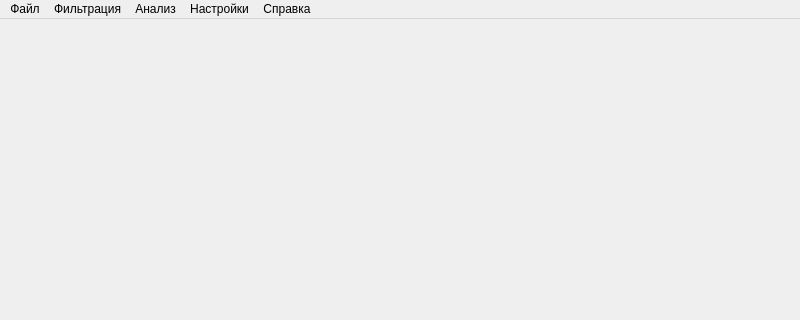
Before: the Qt Designer form ui/AnalyzerMainWindow.ui in FroggyKwa/SignalAnalyzer, drawn with Qt 5; both pictures show x 0 to 800 and y 0 to 320 of the 800 by 600 pixel window.
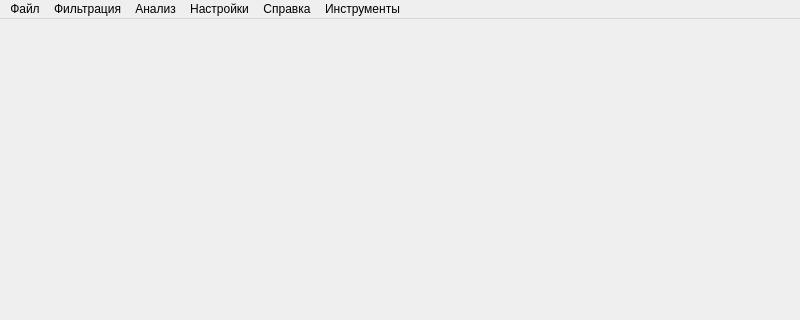
After: the same form once the commit is applied.

Commit message: fragment by context menu

The edit to the form file:
```diff
--- a/ui/AnalyzerMainWindow.ui
+++ b/ui/AnalyzerMainWindow.ui
@@ -82,11 +82,17 @@
      <string>Справка</string>
     </property>
    </widget>
+   <widget class="QMenu" name="menu_7">
+    <property name="title">
+     <string>Инструменты</string>
+    </property>
+   </widget>
    <addaction name="menu"/>
    <addaction name="menu_4"/>
    <addaction name="menu_3"/>
    <addaction name="menu_5"/>
    <addaction name="menu_6"/>
+   <addaction name="menu_7"/>
   </widget>
   <widget class="QStatusBar" name="statusbar"/>
   <action name="open_file_action">
```
The commit also changes 7 other files.
